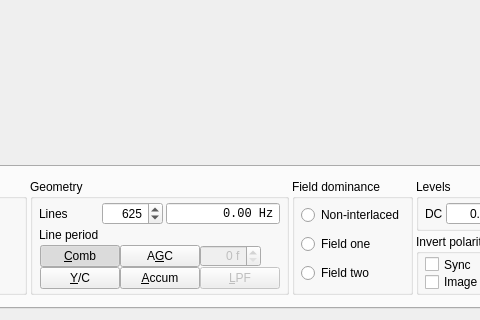
First picture: the form in ui/TVProcessorTab.ui, repository BatchDrake/SigDigger, before the edit; both pictures show x 326 to 806 and y 338 to 658 of the 1111 by 658 pixel window.
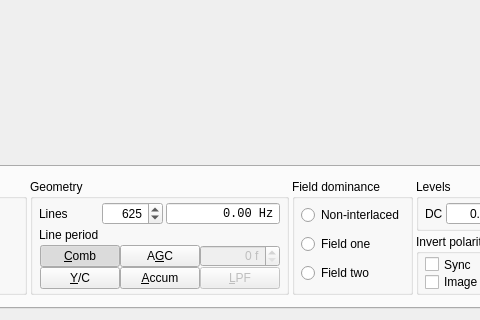
Second picture: the form after the edit. Custom widgets are drawn as their Qt base class.

Commit message: Fix representation of values

The edit to the form file:
```diff
--- a/ui/TVProcessorTab.ui
+++ b/ui/TVProcessorTab.ui
@@ -781,7 +781,7 @@
                    <bool>false</bool>
                   </property>
                   <property name="sizePolicy">
-                   <sizepolicy hsizetype="Fixed" vsizetype="Fixed">
+                   <sizepolicy hsizetype="Preferred" vsizetype="Fixed">
                     <horstretch>0</horstretch>
                     <verstretch>0</verstretch>
                    </sizepolicy>
```
Left out of the diff: 10 changed lines with no effect on the pictures. The commit also changes 1 other file.
